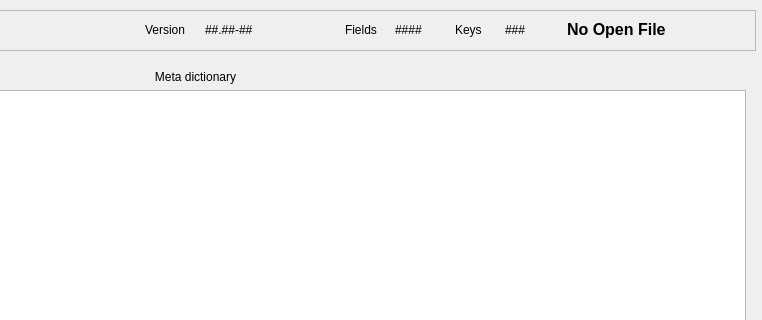
This is zcontentutils/dicedit.ui in seth-world/zcontent as Qt 5 draws it before an edit; both pictures show x 375 to 1137 and y 0 to 320 of the 1137 by 685 pixel window. The edited form follows.
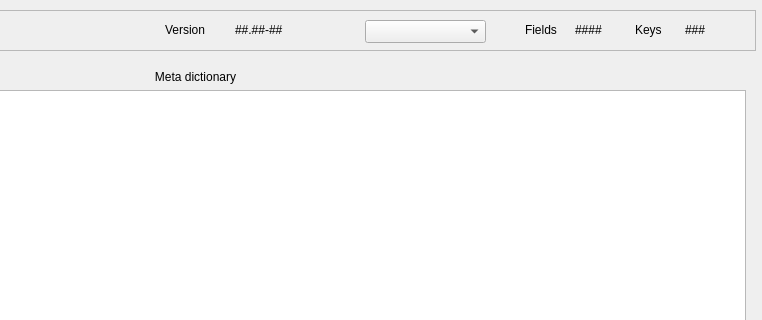
This is the edited form. Custom widgets are drawn as their Qt base class.

What changed in the file:
```diff
--- a/zcontentutils/dicedit.ui
+++ b/zcontentutils/dicedit.ui
@@ -29,30 +29,10 @@
     <property name="frameShadow">
      <enum>QFrame::Raised</enum>
     </property>
-    <widget class="QLabel" name="ClosedLBl">
-     <property name="geometry">
-      <rect>
-       <x>942</x>
-       <y>10</y>
-       <width>180</width>
-       <height>19</height>
-      </rect>
-     </property>
-     <property name="font">
-      <font>
-       <pointsize>12</pointsize>
-       <weight>75</weight>
-       <bold>true</bold>
-      </font>
-     </property>
-     <property name="text">
-      <string>No Open File</string>
-     </property>
-    </widget>
     <widget class="QLabel" name="KeysNbLBl">
      <property name="geometry">
       <rect>
-       <x>880</x>
+       <x>1060</x>
        <y>10</y>
        <width>41</width>
        <height>20</height>
@@ -65,7 +45,7 @@
     <widget class="QLabel" name="label_4">
      <property name="geometry">
       <rect>
-       <x>720</x>
+       <x>900</x>
        <y>10</y>
        <width>71</width>
        <height>19</height>
@@ -91,7 +71,7 @@
     <widget class="QLabel" name="FieldsNbLBl">
      <property name="geometry">
       <rect>
-       <x>770</x>
+       <x>950</x>
        <y>10</y>
        <width>51</width>
        <height>19</height>
@@ -104,7 +84,7 @@
     <widget class="QLabel" name="label_3">
      <property name="geometry">
       <rect>
-       <x>830</x>
+       <x>1010</x>
        <y>10</y>
        <width>51</width>
        <height>19</height>
@@ -117,7 +97,7 @@
     <widget class="QLabel" name="label_6">
      <property name="geometry">
       <rect>
-       <x>520</x>
+       <x>540</x>
        <y>10</y>
        <width>71</width>
        <height>19</height>
@@ -130,7 +110,7 @@
     <widget class="QLabel" name="VersionLBl">
      <property name="geometry">
       <rect>
-       <x>580</x>
+       <x>610</x>
        <y>10</y>
        <width>111</width>
        <height>19</height>
@@ -140,6 +120,16 @@
       <string>##.##-##</string>
      </property>
     </widget>
+    <widget class="QComboBox" name="ActiveCBx">
+     <property name="geometry">
+      <rect>
+       <x>740</x>
+       <y>10</y>
+       <width>121</width>
+       <height>23</height>
+      </rect>
+     </property>
+    </widget>
    </widget>
    <widget class="QWidget" name="layoutWidget">
     <property name="geometry">
@@ -214,6 +204,11 @@
    <extends>QTableView</extends>
    <header>zqtableview.h</header>
   </customwidget>
+  <customwidget>
+   <class>ZQLabel</class>
+   <extends>QLabel</extends>
+   <header>zqlabel.h</header>
+  </customwidget>
  </customwidgets>
  <resources/>
  <connections/>
```
Left out of the diff: 4 changed lines with no effect on the pictures.
